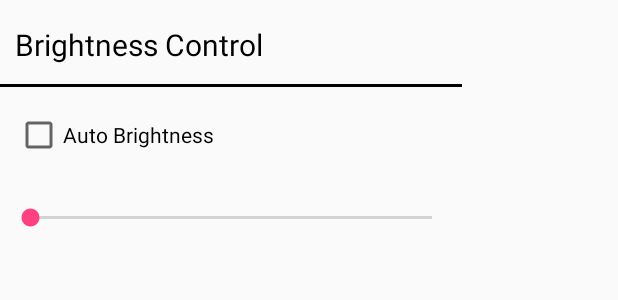
After one commit to ECE493W18T04/android-app, an Android app: the layout brightness_control.xml on its own in the app's theme, with its tools: preview values and no code run, on a phone screen of 412 x 824 dp. The commit adds this screen. Shown: the top 300 px of the screen. Run offline under Robolectric (Android 15) with nearby library versions, the phone set to English and light mode, and no system bars.

Commit message:
brightness dialog

```diff
--- a/HUDApp/app/src/main/AndroidManifest.xml
+++ b/HUDApp/app/src/main/AndroidManifest.xml
@@ -32,7 +32,7 @@
         </activity>
         <activity
             android:name=".activities.PriorityQueueActivity" />
-
+        <activity android:name=".activities.PreferencesActivity"/>
         <service android:name=".notifications.WNHNotificationListener"
             android:label="WNHNotificationListener"
             android:permission="android.permission.BIND_NOTIFICATION_LISTENER_SERVICE">
--- /dev/null
+++ b/HUDApp/app/src/main/res/layout/brightness_control.xml
@@ -0,0 +1,35 @@
+<LinearLayout xmlns:android="http://schemas.android.com/apk/res/android"
+    android:orientation="vertical"
+    android:layout_width="wrap_content"
+    android:layout_height="wrap_content">
+    <TextView
+        android:layout_width="match_parent"
+        android:layout_height="40dp"
+        android:layout_marginLeft="10dp"
+        android:layout_marginTop="16dp"
+        android:textColor="@color/black"
+        android:textSize="20dp"
+        android:text="Brightness Control"/>
+    <View
+        android:layout_width="match_parent"
+        android:layout_height="2dp"
+        android:background="@android:color/black"/>
+    <CheckBox
+        android:id="@+id/autoBrightness"
+        android:layout_width="match_parent"
+        android:layout_height="wrap_content"
+        android:text="Auto Brightness"
+        android:layout_marginTop="16dp"
+        android:layout_marginLeft="10dp"
+        android:layout_marginRight="4dp"
+        android:layout_marginBottom="10dp" />
+    <SeekBar
+        android:id="@+id/brightnessSeekBar"
+        android:layout_width="300dp"
+        android:layout_height="wrap_content"
+        android:layout_marginTop="20dp"
+        android:layout_marginLeft="4dp"
+        android:layout_marginRight="4dp"
+        android:layout_marginBottom="16dp"
+        android:fontFamily="sans-serif" />
+</LinearLayout>
--- a/HUDApp/app/src/main/res/values/colors.xml
+++ b/HUDApp/app/src/main/res/values/colors.xml
@@ -3,4 +3,5 @@
     <color name="colorPrimary">#3F51B5</color>
     <color name="colorPrimaryDark">#303F9F</color>
     <color name="colorAccent">#FF4081</color>
+    <color name="black">#000000</color>
 </resources>
--- a/HUDApp/app/src/main/res/values/styles.xml
+++ b/HUDApp/app/src/main/res/values/styles.xml
@@ -1,7 +1,7 @@
 <resources>
 
     <!-- Base application theme. -->
-    <style name="AppTheme" parent="Theme.AppCompat.Light.DarkActionBar">
+    <style name="AppTheme" parent="Base.Theme.AppCompat.Light.DarkActionBar">
         <!-- Customize your theme here. -->
         <item name="colorPrimary">@color/colorPrimary</item>
         <item name="colorPrimaryDark">@color/colorPrimaryDark</item>
```
Also changed, not shown: HUDApp/app/src/main/java/com/example/reem/hudmobileapp/activities/MainActivity.java (+38 -17 lines), HUDApp/app/src/main/java/com/example/reem/hudmobileapp/activities/PreferencesActivity.java (added, +39 -0 lines), HUDApp/app/src/main/java/com/example/reem/hudmobileapp/ble/BLEService.java (+30 -4 lines), HUDApp/app/src/main/java/com/example/reem/hudmobileapp/dialogs/BrightnessDialog.java (added, +62 -0 lines), HUDApp/app/src/main/java/com/example/reem/hudmobileapp/helper/FileManager.java (added, +61 -0 lines).
